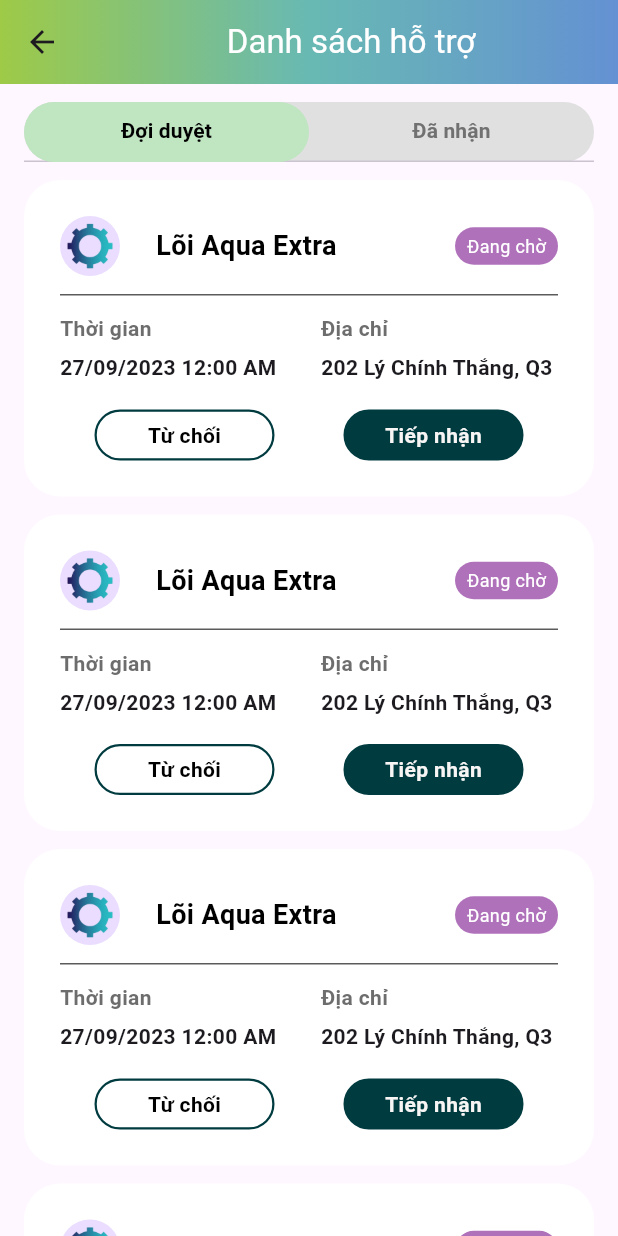
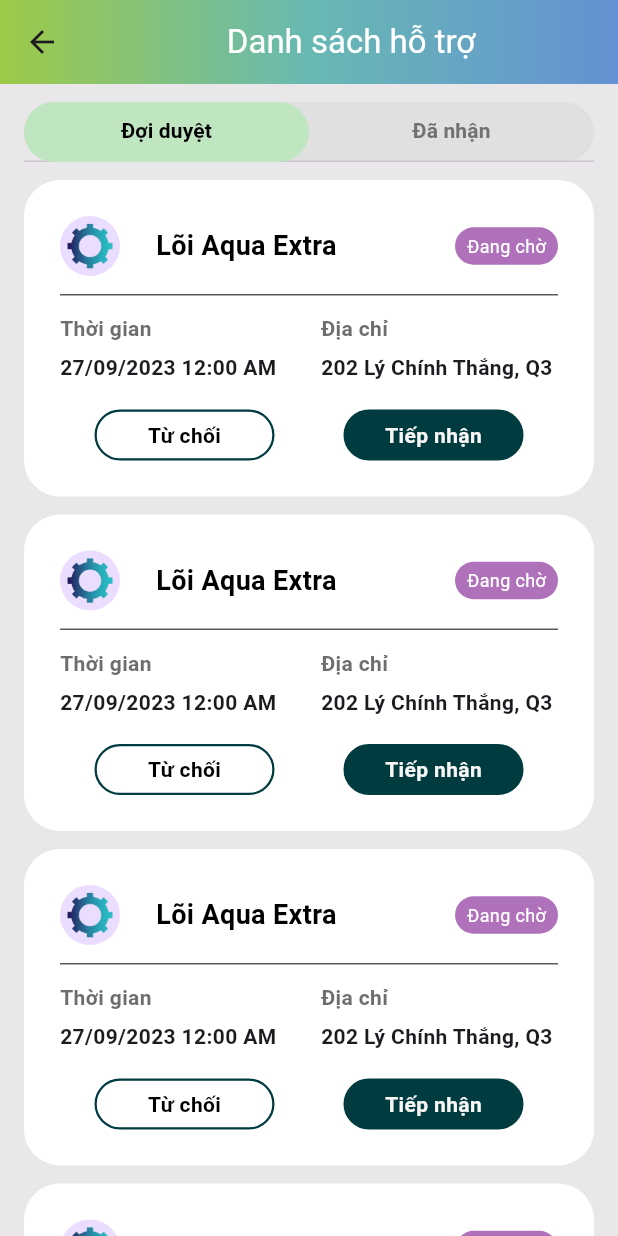
Before and after one commit to YenNN0205/Hiaki_Admin, a Flutter app: the TasksPage screen opened directly, on a phone screen of 412 x 824 dp. Run offline on Flutter 3.47's test engine with Material 2 defaults, Android fonts, the light colour scheme and no system bars; our stand-ins replace get, loading_animation_widget, shared_preferences; missing offline and left inert: dart:ffi; accounts and stored records are empty.

Commit message:
update UI

```diff
--- a/lib/pages/common_widget/task_widget/task_item.dart
+++ b/lib/pages/common_widget/task_widget/task_item.dart
@@ -1,6 +1,7 @@
 import 'package:flutter/material.dart';
 import 'package:hiaki_admin/pages/common_widget/button_common.dart';
 import 'package:get/get.dart';
+import 'package:hiaki_admin/pages/task_page/detail_task_page.dart';
 import 'button_task.dart';
 import 'status_task.dart';
 
@@ -21,7 +22,9 @@ class _taskItemState extends State<taskItem> {
     var maxWidth = MediaQuery.sizeOf(context).width;
     return Column(
       children: [
-        Container(
+        GestureDetector(
+          onTap: () => Get.to(()=>DetailTaskPage()),
+          child: Container(
             padding: const EdgeInsets.all(24),
             margin: const EdgeInsets.only(bottom: 12, left: 16, right: 16),
             decoration: BoxDecoration(
@@ -134,6 +137,7 @@ class _taskItemState extends State<taskItem> {
                 )
             ]),
           ),
+        ),
       ],
     );
   }
--- a/lib/pages/task_page/task_page.dart
+++ b/lib/pages/task_page/task_page.dart
@@ -18,7 +18,9 @@ class TasksPage extends StatelessWidget {
             )),
         flexibleSpace: const GradientAppBarColor(),
       ),
-      body: DefaultTabController(
+      body: Container(
+        color: const Color.fromARGB(255, 233, 231, 234),
+        child: DefaultTabController(
             length: 2,
             child: Column(
               children: [
@@ -80,6 +82,7 @@ class TasksPage extends StatelessWidget {
                 ),
               ],
             )),
+      ),
     );
   }
 }
```
Also changed, not shown: lib/pages/task_page/detail_task_page.dart (+9 -9 lines), 9 other files. Lines whose indentation alone changed are shown as unchanged.
